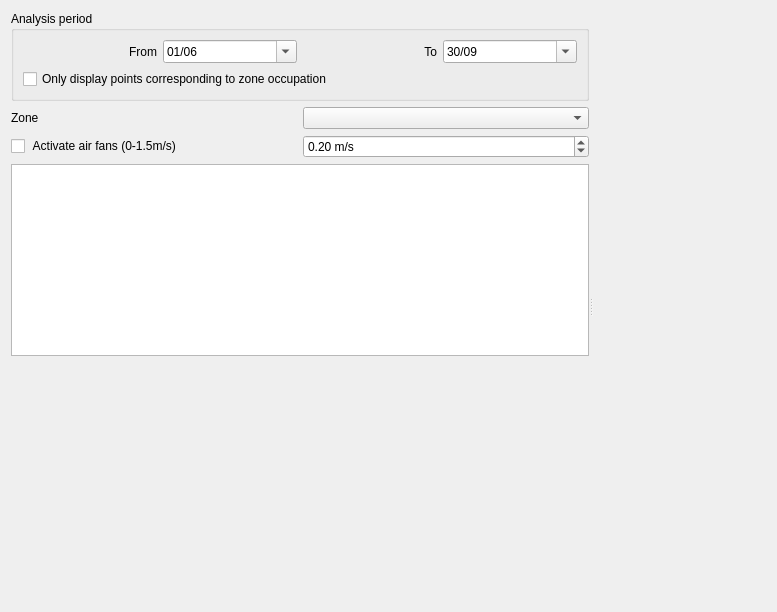
Qt form src/resources/ui/dataplotter/adaptivecomfortscatter.ui (Nobatek/simuplot) before a commit.
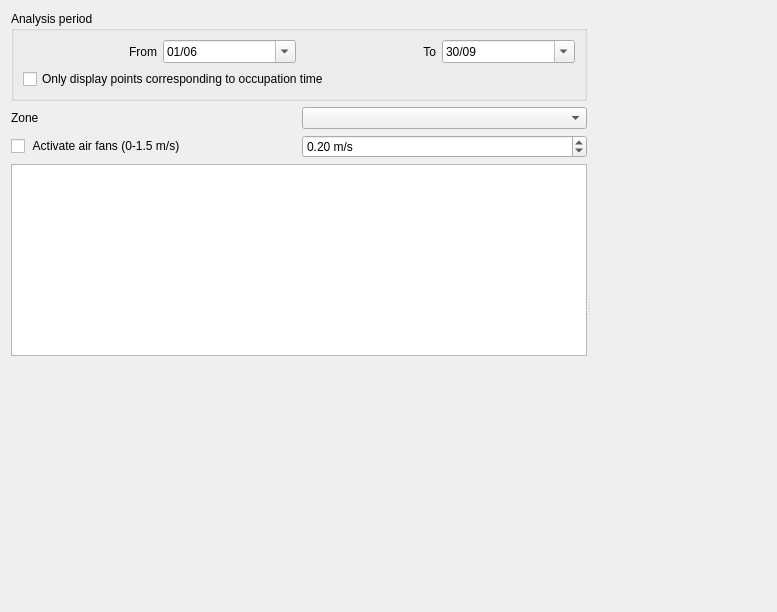
The same form after that commit. Custom widgets are drawn as their Qt base class.

Patch:
```diff
--- a/src/resources/ui/dataplotter/adaptivecomfortscatter.ui
+++ b/src/resources/ui/dataplotter/adaptivecomfortscatter.ui
@@ -128,7 +128,7 @@
           <item>
            <widget class="QCheckBox" name="occupCheckBox">
             <property name="text">
-             <string>Only display points corresponding to zone occupation</string>
+             <string>Only display points corresponding to occupation time</string>
             </property>
            </widget>
           </item>
@@ -154,7 +154,7 @@
          <item>
           <widget class="QCheckBox" name="fanCheckBox">
            <property name="text">
-            <string> Activate air fans (0-1.5m/s)</string>
+            <string> Activate air fans (0-1.5 m/s)</string>
            </property>
           </widget>
          </item>
```
